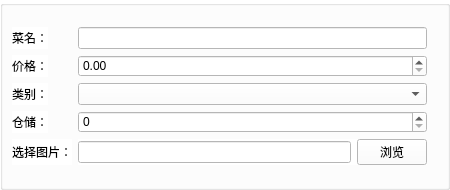
Li-Yaosong/BuffetMealsSystem, file lib/common/dishinfowidget.ui: the form before one commit.
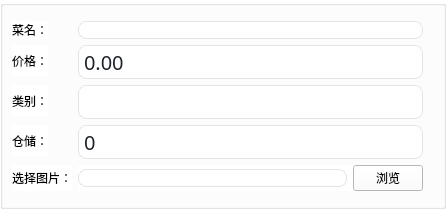
The form after the commit. Icons and pictures are not drawn.

What changed in the file:
```diff
--- a/lib/common/dishinfowidget.ui
+++ b/lib/common/dishinfowidget.ui
@@ -6,8 +6,8 @@
    <rect>
     <x>0</x>
     <y>0</y>
-    <width>450</width>
-    <height>190</height>
+    <width>446</width>
+    <height>202</height>
    </rect>
   </property>
   <property name="windowTitle">
@@ -49,7 +49,15 @@
        </widget>
       </item>
       <item row="1" column="1">
-       <widget class="QLineEdit" name="lineEdit_name"/>
+       <widget class="QLineEdit" name="lineEdit_name">
+        <property name="styleSheet">
+         <string notr="true">  border:1px solid rgba(228,228,228,1);
+    font: 25 12pt '微软雅黑 Light';
+    color: rgb(31,31,31);
+  border-radius:8;
+</string>
+        </property>
+       </widget>
       </item>
       <item row="2" column="0">
        <widget class="QLabel" name="label_price">
@@ -59,7 +67,19 @@
        </widget>
       </item>
       <item row="2" column="1">
-       <widget class="QDoubleSpinBox" name="doubleSpinBox_price"/>
+       <widget class="QDoubleSpinBox" name="doubleSpinBox_price">
+        <property name="styleSheet">
+         <string notr="true">  color:#1e222b;
+  padding: 1px 15px 1px 3px;
+  border:1px solid rgba(228,228,228,1);
+  border-radius:8;
+  font-family: Microsoft YaHei;
+  font-size: 20px;</string>
+        </property>
+        <property name="buttonSymbols">
+         <enum>QAbstractSpinBox::NoButtons</enum>
+        </property>
+       </widget>
       </item>
       <item row="5" column="0">
        <widget class="QLabel" name="label_image">
@@ -84,7 +104,15 @@
           <number>0</number>
          </property>
          <item>
-          <widget class="QLineEdit" name="lineEdit_path"/>
+          <widget class="QLineEdit" name="lineEdit_path">
+           <property name="styleSheet">
+            <string notr="true">  border:1px solid rgba(228,228,228,1);
+    font: 25 12pt '微软雅黑 Light';
+    color: rgb(31,31,31);
+  border-radius:8;
+</string>
+           </property>
+          </widget>
          </item>
          <item>
           <widget class="QPushButton" name="pushButton_browse">
@@ -103,7 +131,66 @@
        </widget>
       </item>
       <item row="3" column="1">
-       <widget class="QComboBox" name="comboBox_class"/>
+       <widget class="QComboBox" name="comboBox_class">
+        <property name="styleSheet">
+         <string notr="true">QComboBox{
+  color:#1e222b;
+  padding: 1px 15px 1px 3px;
+  border:1px solid rgba(228,228,228,1);
+  border-radius:8;
+  font-family: Microsoft YaHei;
+  font-size: 20px;
+}
+QComboBox::drop-down {			/*下拉按钮*/
+      subcontrol-origin: padding;
+      subcontrol-position: top right;
+      width: 20px;
+      border:none;
+}
+
+QComboBox::down-arrow {		/*下拉按钮*/
+      image: url(:/image/combox.png);
+  }
+
+QComboBox QAbstractItemView{	/*列表 */
+	margin-top: 8px;
+	margin-left: 6px;
+	margin-bottom: 6px;
+	margin-right: 6px;
+	background:rgba(255,255,255,1);
+    border:1px solid rgba(228,228,228,1);
+    border-radius:8px;
+	font-size:12px;
+    font-family: Microsoft YaHei;
+    outline: 0px;
+    color:#1e222b;
+    padding-left: 16px;
+    padding-top: 12px;
+	padding-bottom:12px;
+    
+  }
+
+QComboBox QScrollBar::vertical{ /*滑条 主体部分*/
+    width:6px;
+    background:rgb(255,255,255);
+    border:none;
+}
+QComboBox QScrollBar::handle::vertical{ /*滑块主体*/
+    border-radius:3px;
+    background-color: rgba(30, 34, 43, 0.2);
+}
+QComboBox QScrollBar::handle::vertical::hover{
+    background-color: rgba(30, 34, 43, 0.2);
+}
+QComboBox QScrollBar::add-line::vertical{/*上箭头*/
+    border:none;
+}
+QComboBox QScrollBar::sub-line::vertical{/*下箭头*/
+    border:none;
+}
+</string>
+        </property>
+       </widget>
       </item>
       <item row="3" column="0">
        <widget class="QLabel" name="label_class">
@@ -133,7 +220,19 @@
        </widget>
       </item>
       <item row="4" column="1">
-       <widget class="QSpinBox" name="spinBox_storage"/>
+       <widget class="QSpinBox" name="spinBox_storage">
+        <property name="styleSheet">
+         <string notr="true">  color:#1e222b;
+  padding: 1px 15px 1px 3px;
+  border:1px solid rgba(228,228,228,1);
+  border-radius:8;
+  font-family: Microsoft YaHei;
+  font-size: 20px;</string>
+        </property>
+        <property name="buttonSymbols">
+         <enum>QAbstractSpinBox::NoButtons</enum>
+        </property>
+       </widget>
       </item>
       <item row="6" column="0">
        <spacer name="verticalSpacer_2">
```
